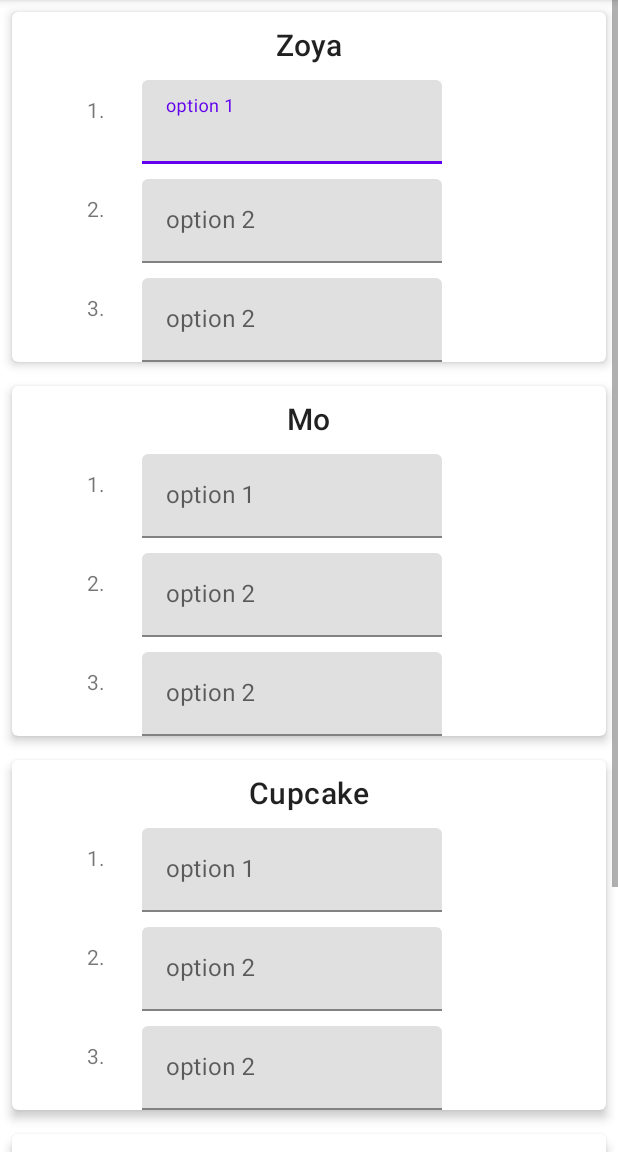
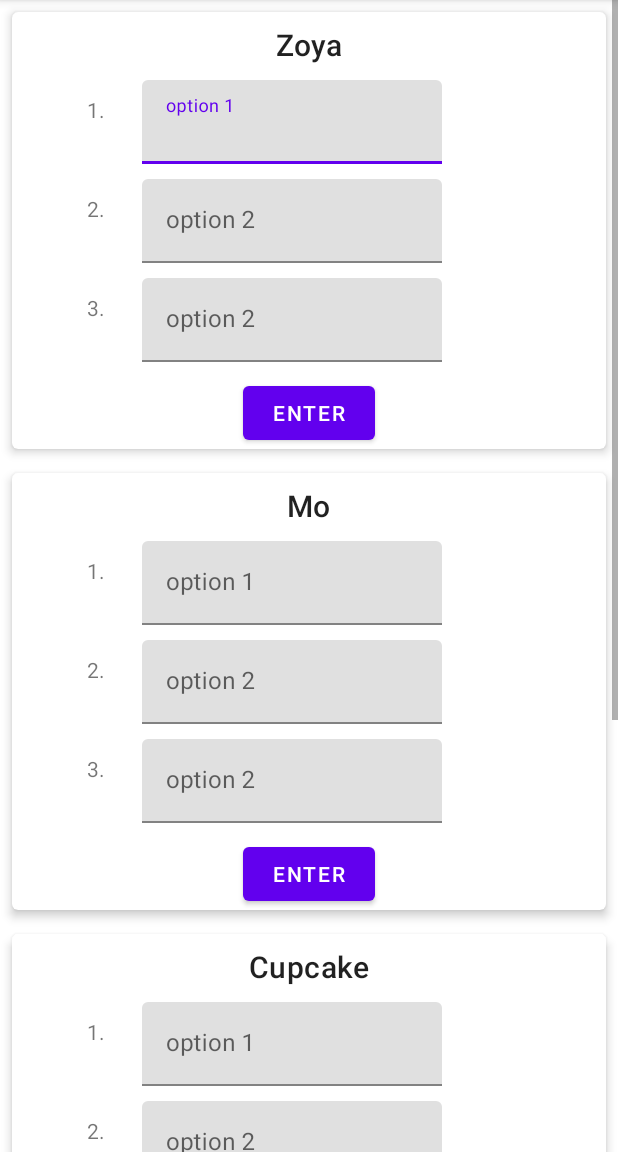
Before and after one commit to rahulpalla/StudioLife, an Android app: the EntryFormActivity screen opened directly, with no data from a screen before it, on a phone screen of 412 x 824 dp, the part 84-1236 px from its top. Run offline under Robolectric (Android 15) with nearby library versions, the phone set to English and light mode, and no system bars.

Commit message:
button stuff - stil not working fs

```diff
--- a/app/src/main/java/com/example/studiolife/Question.kt
+++ b/app/src/main/java/com/example/studiolife/Question.kt
@@ -1,12 +1,12 @@
 package com.example.studiolife
 
+import android.widget.Button
 import androidx.annotation.DrawableRes
 
 /**
  * A data class to represent the information presented in the question card
  */
 data class Question(
-//    @DrawableRes val imageResourceId: Int,
     val question: String,
     val input1: String?,
     val input2: String?,
--- a/app/src/main/java/com/example/studiolife/QuestionCardAdapter.kt
+++ b/app/src/main/java/com/example/studiolife/QuestionCardAdapter.kt
@@ -1,15 +1,20 @@
 package com.example.studiolife
 
 import android.content.Context
+import android.text.Editable
+import android.text.TextWatcher
 import android.view.LayoutInflater
 import android.view.View
 import android.view.ViewGroup
+import android.widget.Button
 import android.widget.TextView
+import android.widget.Toast
 import androidx.recyclerview.widget.RecyclerView
 import com.example.studiolife.DataSource.questions
 import com.example.studiolife.QuestionCardAdapter
 import com.example.studiolife.R
 import com.example.studiolife.DataSource
+import kotlinx.coroutines.NonDisposableHandle.parent
 
 class QuestionCardAdapter (
     private val context: Context?
@@ -17,6 +22,7 @@ class QuestionCardAdapter (
 
     //Initialize the data using the List found in data/DataSource
     private val qList = questions
+    private var myData: ArrayList<String> = ArrayList()
 
     /**
      * Initialize view elements
@@ -27,6 +33,7 @@ class QuestionCardAdapter (
         val input1Text: TextView? = view!!.findViewById(R.id.input1_edit_text)
         val input2Text: TextView? = view!!.findViewById(R.id.input2_edit_text)
         val input3Text: TextView? = view!!.findViewById(R.id.input3_edit_text)
+        val enterButton: Button = view!!.findViewById(R.id.enter_btn)
     }
 
     override fun onCreateViewHolder(parent: ViewGroup, viewType: Int): QuestionCardViewHolder {
@@ -42,9 +49,41 @@ class QuestionCardAdapter (
     override fun onBindViewHolder(holder: QuestionCardViewHolder, position: Int) {
         // Get the data at the current position
         val data = qList[position]
+        var inputOne: String = ""
+        var inputTwo: String = ""
+        var inputThree: String = ""
         holder.questionText?.text = data.question
-        holder.input1Text?.text = data.input1
-        holder.input2Text?.text = data.input2
-        holder.input3Text?.text = data.input3
+//        holder.input1Text?.text = data.input1
+//        holder.input2Text?.text = data.input2
+//        holder.input3Text?.text = data.input3
+        holder.input1Text?.addTextChangedListener(object: TextWatcher{
+            override fun afterTextChanged(s: Editable?) {
+                inputOne = s.toString()
+            }
+            override fun beforeTextChanged(s: CharSequence?, start: Int, count: Int, after: Int) {}
+            override fun onTextChanged(s: CharSequence?, start: Int, before: Int, count: Int) {}
+        })
+
+        holder.input2Text?.addTextChangedListener(object: TextWatcher{
+            override fun afterTextChanged(s: Editable?) {
+                inputTwo = s.toString()
+            }
+            override fun beforeTextChanged(s: CharSequence?, start: Int, count: Int, after: Int) {}
+            override fun onTextChanged(s: CharSequence?, start: Int, before: Int, count: Int) {}
+        })
+
+        holder.input3Text?.addTextChangedListener(object: TextWatcher{
+            override fun afterTextChanged(s: Editable?) {
+                inputThree = s.toString()
+            }
+            override fun beforeTextChanged(s: CharSequence?, start: Int, count: Int, after: Int) {}
+            override fun onTextChanged(s: CharSequence?, start: Int, before: Int, count: Int) {}
+        })
+        holder.enterButton?.setOnClickListener() {
+            Toast.makeText(context, "yo", Toast.LENGTH_LONG)
+            myData.add(inputOne)
+            myData.add(inputTwo)
+            myData.add(inputThree)
+        }
     }
 }
--- a/app/src/main/res/layout/entry_form.xml
+++ b/app/src/main/res/layout/entry_form.xml
@@ -108,6 +108,16 @@
 
         </com.google.android.material.textfield.TextInputLayout>
 
+        <Button
+            android:id="@+id/enter_btn"
+            android:layout_width="wrap_content"
+            android:layout_height="wrap_content"
+            app:layout_constraintTop_toBottomOf="@+id/input3_text"
+            android:text="Enter"
+            app:layout_constraintStart_toStartOf="parent"
+            app:layout_constraintEnd_toEndOf="parent"
+            android:layout_marginTop="10dp"/>
+
     </androidx.constraintlayout.widget.ConstraintLayout>
 
 </com.google.android.material.card.MaterialCardView>
```
